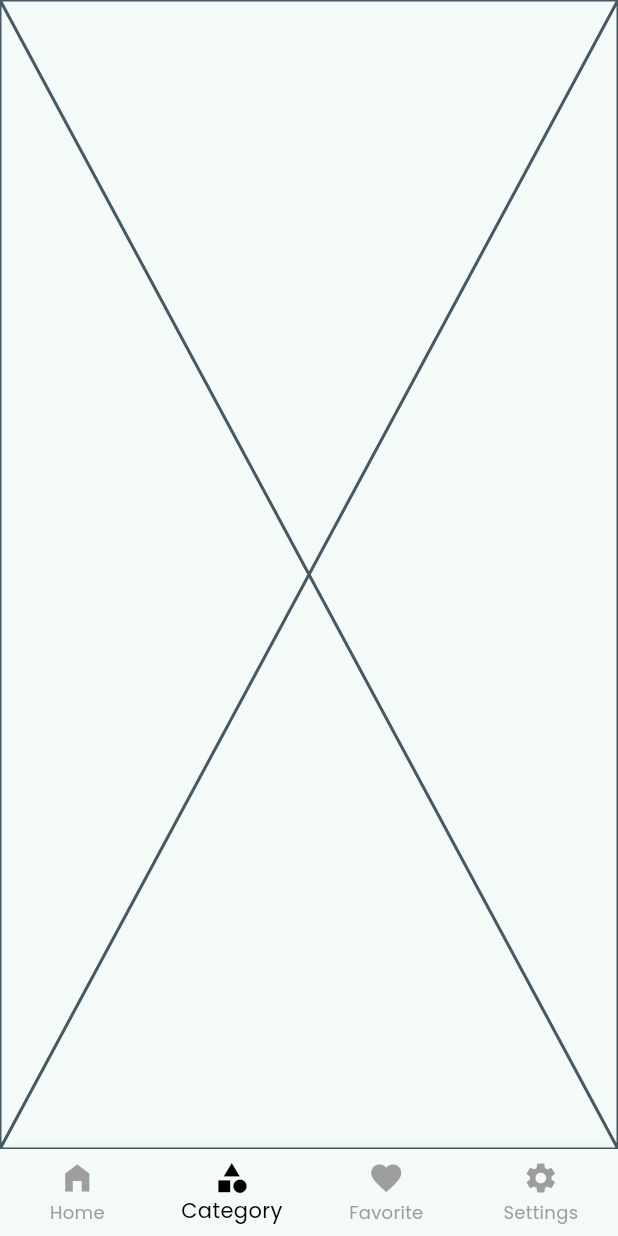
After one commit to kingirfan/mvvm_with_bloc, a Flutter app: the MainScreen screen opened by its route, item 2 of the bottom bar chosen, on a phone screen of 412 x 824 dp. The commit adds this screen. Run offline on Flutter 3.47's test engine with Material 3 defaults, Android fonts, the phone set to English and light mode, and no system bars; our stand-ins replace animated_text_kit, connectivity_plus, dio, equatable, flutter_bloc, get_it and 3 more; accounts and stored records are empty; network calls fail.

Commit message:
Main Screen with Widget test

```diff
--- a/lib/core/localization/app_localization.dart
+++ b/lib/core/localization/app_localization.dart
@@ -8,7 +8,7 @@ class AppLocalizations {
   AppLocalizations(this.locale);
 
   static const LocalizationsDelegate<AppLocalizations> delegate =
-  _AppLocalizationsDelegate();
+      _AppLocalizationsDelegate();
 
   static AppLocalizations of(BuildContext context) =>
       Localizations.of<AppLocalizations>(context, AppLocalizations)!;
@@ -22,7 +22,7 @@ class AppLocalizations {
     Map<String, dynamic> jsonMap = json.decode(jsonString);
 
     _localizedStrings = jsonMap.map(
-          (key, value) => MapEntry(key, value.toString()),
+      (key, value) => MapEntry(key, value.toString()),
     );
     return true;
   }
--- a/lib/feature/auth/presentation/pages/login_page.dart
+++ b/lib/feature/auth/presentation/pages/login_page.dart
@@ -53,7 +53,7 @@ class _LoginPageState extends State<LoginPage> {
               GoRouter.of(context).go(lastRoute);
               NavigationHistory.clear();
             } else {
-              GoRouter.of(context).go('/home');
+              GoRouter.of(context).go('/main_screen');
             }
           } else if (state is AuthFailure) {
             Navigator.of(context).pop();
--- a/lib/feature/auth/presentation/pages/sign_up_page.dart
+++ b/lib/feature/auth/presentation/pages/sign_up_page.dart
@@ -48,7 +48,7 @@ class _SignUpPageState extends State<SignUpPage> {
               GoRouter.of(context).go(lastRoute);
               NavigationHistory.clear();
             } else {
-              GoRouter.of(context).go('/home');
+              GoRouter.of(context).go('/main_screen');
             }
           } else if (state is AuthFailure) {
             Navigator.of(context).pop();
--- a/lib/feature/auth/presentation/pages/splash_page.dart
+++ b/lib/feature/auth/presentation/pages/splash_page.dart
@@ -85,7 +85,7 @@ class _SplashPageState extends State<SplashPage> {
             GoRouter.of(context).go(lastRoute);
             NavigationHistory.clear();
           } else {
-            GoRouter.of(context).go('/home');
+            GoRouter.of(context).go('/main_screen');
           }
         } else if (state is AuthFailure) {
           GoRouter.of(context).go('/login');
--- /dev/null
+++ b/lib/feature/main_screen/presentation/bloc/bottom_bloc.dart
@@ -0,0 +1,11 @@
+import 'package:flutter_bloc/flutter_bloc.dart';
+
+enum BottomNavEvent { home, category, favorite, settings }
+
+class BottomNavBloc extends Bloc<BottomNavEvent, int> {
+  BottomNavBloc() : super(0) {
+    on<BottomNavEvent>((event, emit) {
+      emit(BottomNavEvent.values.indexOf(event));
+    });
+  }
+}
--- /dev/null
+++ b/lib/feature/main_screen/presentation/pages/main_screen.dart
@@ -0,0 +1,58 @@
+import 'package:bloc_with_mvvm/feature/nav_screen/category/presentation/pages/category_screen.dart';
+import 'package:bloc_with_mvvm/feature/nav_screen/favorite/presentation/pages/fav_screen.dart';
+import 'package:bloc_with_mvvm/feature/nav_screen/settings/presentation/pages/settings_screen.dart';
+import 'package:flutter/material.dart';
+import 'package:flutter_bloc/flutter_bloc.dart';
+
+import '../../../nav_screen/home/presentation/pages/home_screen.dart';
+import '../bloc/bottom_bloc.dart';
+
+class MainScreen extends StatelessWidget {
+  final BottomNavBloc? bloc;
+
+  const MainScreen({super.key, this.bloc});
+
+  @override
+  Widget build(BuildContext context) {
+    return BlocProvider<BottomNavBloc>(
+      create: (_) => bloc ?? BottomNavBloc(),
+      child: Scaffold(
+        body: BlocBuilder<BottomNavBloc, int>(
+          builder: (context, selectedIndex) {
+            switch (selectedIndex) {
+              case 0:
+                return const HomeScreen();
+              case 1:
+                return const CategoryScreen();
+              case 2:
+                return const FavoriteScreen();
+              case 3:
+                return const SettingsScreen();
+              default:
+                return Container();
+            }
+          },
+        ),
+        bottomNavigationBar: BlocBuilder<BottomNavBloc, int>(
+          builder: (context, selectedIndex) {
+            return BottomNavigationBar(
+              currentIndex: selectedIndex,
+              selectedItemColor: Colors.black,
+              unselectedItemColor: Colors.grey,
+              type: BottomNavigationBarType.fixed,
+              onTap: (index) {
+                context.read<BottomNavBloc>().add(BottomNavEvent.values[index]);
+              },
+              items: const [
+                BottomNavigationBarItem(icon: Icon(Icons.home_filled), label: 'Home'),
+                BottomNavigationBarItem(icon: Icon(Icons.category), label: 'Category'),
+                BottomNavigationBarItem(icon: Icon(Icons.favorite), label: 'Favorite'),
+                BottomNavigationBarItem(icon: Icon(Icons.settings), label: 'Settings'),
+              ],
+            );
+          },
+        ),
+      ),
+    );
+  }
+}
--- /dev/null
+++ b/lib/feature/nav_screen/category/presentation/pages/category_screen.dart
@@ -0,0 +1,12 @@
+import 'package:flutter/foundation.dart';
+import 'package:flutter/foundation.dart';
+import 'package:flutter/material.dart';
+
+class CategoryScreen extends StatelessWidget {
+  const CategoryScreen({super.key});
+
+  @override
+  Widget build(BuildContext context) {
+    return const Placeholder();
+  }
+}
--- a/lib/feature/home/presentation/pages/home_page.dart
+++ b/lib/feature/nav_screen/settings/presentation/pages/settings_screen.dart
@@ -1,7 +1,7 @@
 import 'package:flutter/material.dart';
 
-class HomePage extends StatelessWidget {
-  const HomePage({super.key});
+class SettingsScreen extends StatelessWidget {
+  const SettingsScreen({super.key});
 
   @override
   Widget build(BuildContext context) {
```
Also changed, not shown: lib/core/app/routes.dart (+9 -2 lines), lib/feature/home/presentation/pages/cart_screen.dart (deleted, +0 -10 lines), lib/feature/nav_screen/favorite/presentation/pages/fav_screen.dart (added, +16 -0 lines), lib/feature/nav_screen/home/presentation/pages/home_screen.dart (added, +14 -0 lines), 2 other files.
